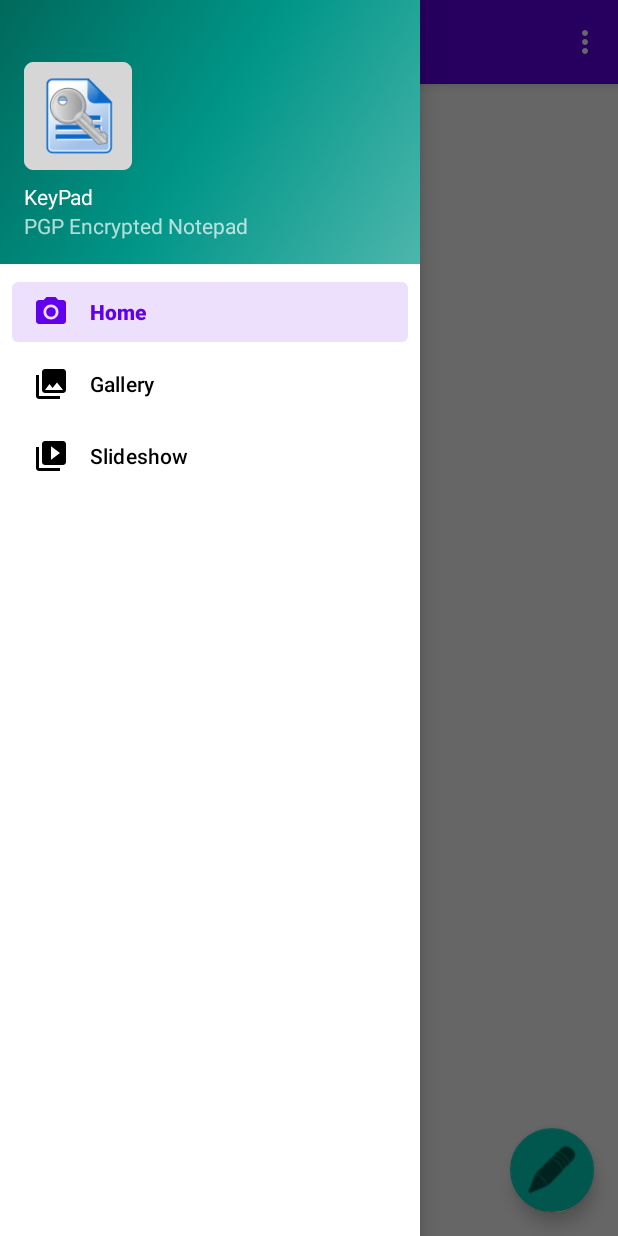
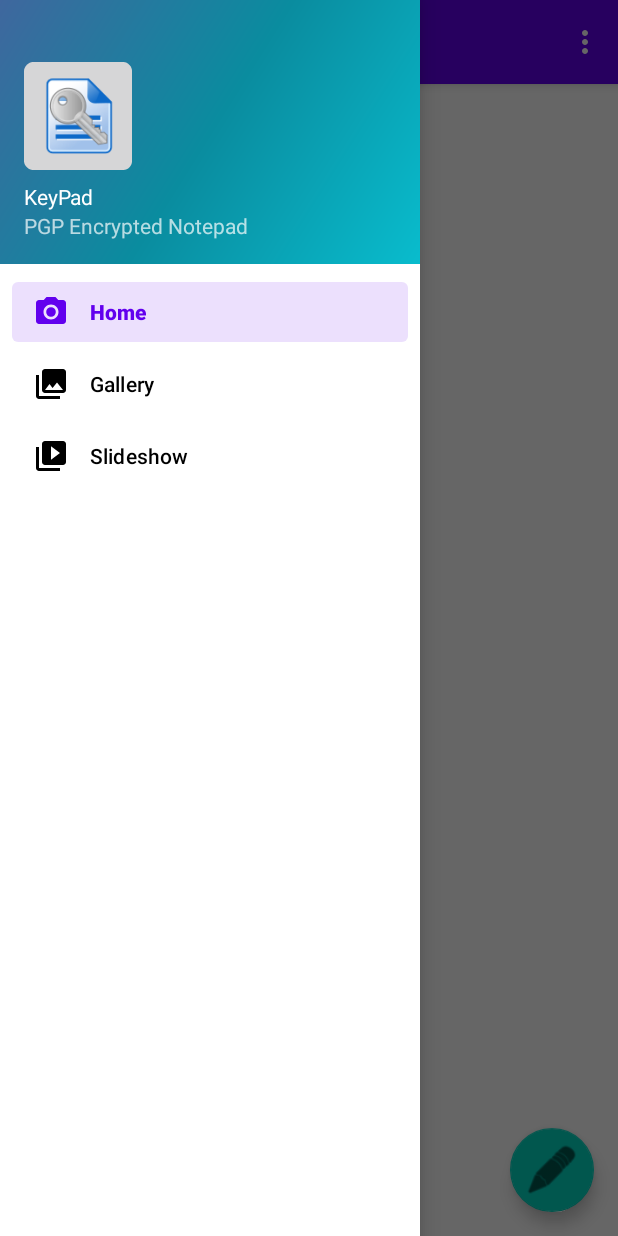
Before and after one commit to brendanpward/keypad, an Android app: the screen it shows after launch (MainActivity), with the side drawer open, on a phone screen of 412 x 824 dp. Run offline under Robolectric (Android 15) with nearby library versions, the phone set to English and light mode, and no system bars; our stand-ins replace navigation-ui.

Commit message:
Change colour of navigation drawer

```diff
--- a/app/src/main/res/drawable/side_nav_bar.xml
+++ b/app/src/main/res/drawable/side_nav_bar.xml
@@ -2,8 +2,8 @@
     android:shape="rectangle">
     <gradient
         android:angle="135"
-        android:centerColor="#009688"
-        android:endColor="#00695C"
-        android:startColor="#4DB6AC"
+        android:centerColor="#0a8c9f"
+        android:endColor="#3f679e"
+        android:startColor="#09bccd"
         android:type="linear" />
 </shape>
```
